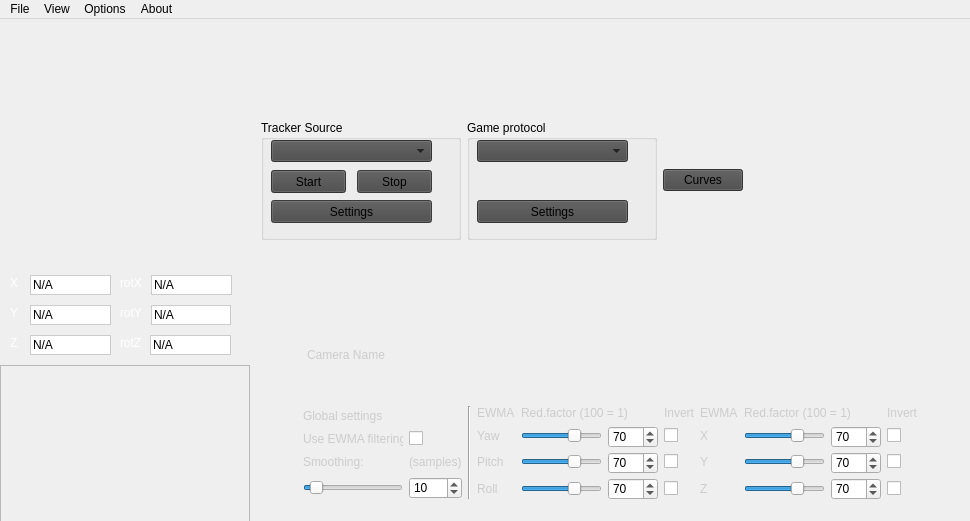
This is FaceTrackNoIR/FaceTrackNoIR.ui in aavendan/facetracknoir as Qt 5 draws it before an edit. The edited form follows.
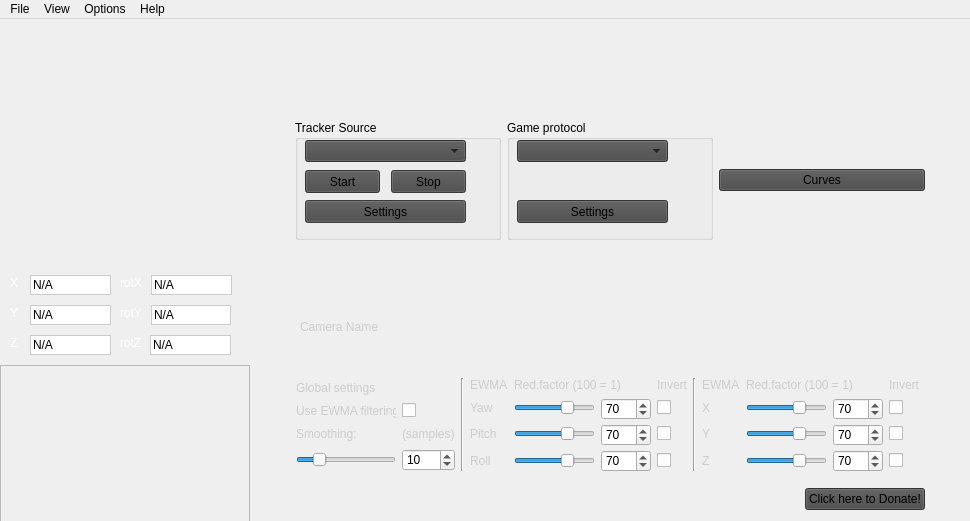
This is the edited form. Icons and pictures are not drawn.

Commit message: Donation buttons and layout improved

What changed in the file:
```diff
--- a/FaceTrackNoIR/FaceTrackNoIR.ui
+++ b/FaceTrackNoIR/FaceTrackNoIR.ui
@@ -789,7 +789,41 @@
         </property>
         <layout class="QVBoxLayout" name="verticalLayout_4">
          <item>
+          <layout class="QGridLayout" name="gridLayout_2">
+           <item row="1" column="2">
+            <spacer name="horizontalSpacer_5">
+             <property name="orientation">
+              <enum>Qt::Horizontal</enum>
+             </property>
+             <property name="sizeHint" stdset="0">
+              <size>
+               <width>40</width>
+               <height>20</height>
+              </size>
+             </property>
+            </spacer>
+           </item>
+           <item row="1" column="0">
+            <spacer name="horizontalSpacer_6">
+             <property name="orientation">
+              <enum>Qt::Horizontal</enum>
+             </property>
+             <property name="sizeHint" stdset="0">
+              <size>
+               <width>40</width>
+               <height>20</height>
+              </size>
+             </property>
+            </spacer>
+           </item>
+           <item row="1" column="1">
           <layout class="QHBoxLayout" name="horizontalLayout_3">
+             <property name="leftMargin">
+              <number>10</number>
+             </property>
+             <property name="rightMargin">
+              <number>10</number>
+             </property>
            <item>
             <widget class="QGroupBox" name="groupTrackerSource">
              <property name="minimumSize">
@@ -965,137 +999,50 @@
              </property>
             </widget>
            </item>
-           <item>
-            <spacer name="horizontalSpacer_3">
-             <property name="orientation">
-              <enum>Qt::Horizontal</enum>
-             </property>
-             <property name="sizeHint" stdset="0">
-              <size>
-               <width>40</width>
-               <height>20</height>
-              </size>
-             </property>
-            </spacer>
-           </item>
-          </layout>
-         </item>
-         <item>
-          <spacer name="verticalSpacer">
-           <property name="orientation">
-            <enum>Qt::Vertical</enum>
-           </property>
-           <property name="sizeHint" stdset="0">
-            <size>
-             <width>20</width>
-             <height>50</height>
-            </size>
-           </property>
-          </spacer>
-         </item>
-         <item>
-          <layout class="QHBoxLayout" name="horizontalLayout_11">
-           <item>
-            <spacer name="horizontalSpacer_9">
-             <property name="orientation">
-              <enum>Qt::Horizontal</enum>
-             </property>
-             <property name="sizeHint" stdset="0">
-              <size>
-               <width>0</width>
-               <height>20</height>
-              </size>
-             </property>
-            </spacer>
-           </item>
-           <item>
-            <widget class="QWidget" name="bubbleSmallWidget_2" native="true">
-             <property name="minimumSize">
-              <size>
-               <width>667</width>
-               <height>67</height>
-              </size>
-             </property>
-             <property name="maximumSize">
-              <size>
-               <width>667</width>
-               <height>67</height>
-              </size>
-             </property>
-             <property name="acceptDrops">
-              <bool>true</bool>
-             </property>
-             <property name="styleSheet">
-              <string notr="true">background:  url(&quot;UIElements/bubble_1_small.png&quot;) no-repeat;
-opacity:100;</string>
-             </property>
-             <layout class="QVBoxLayout" name="verticalLayout_6">
-              <property name="spacing">
-               <number>0</number>
-              </property>
-              <property name="leftMargin">
-               <number>15</number>
-              </property>
-              <property name="topMargin">
-               <number>10</number>
-              </property>
+            </layout>
+           </item>
+           <item row="5" column="1">
+            <layout class="QHBoxLayout" name="horLayoutDonate">
               <property name="rightMargin">
                <number>10</number>
               </property>
-              <property name="bottomMargin">
-               <number>10</number>
-              </property>
               <item>
-               <widget class="QLabel" name="cameraName">
-                <property name="minimumSize">
-                 <size>
-                  <width>0</width>
-                  <height>30</height>
-                 </size>
-                </property>
-                <property name="maximumSize">
+              <spacer name="horizontalSpacer_4">
+               <property name="orientation">
+                <enum>Qt::Horizontal</enum>
+               </property>
+               <property name="sizeHint" stdset="0">
                  <size>
-                  <width>16777215</width>
-                  <height>30</height>
-                 </size>
-                </property>
-                <property name="styleSheet">
-                 <string notr="true">color:#ccc;
-background:none;</string>
-                </property>
+                 <width>40</width>
+                 <height>20</height>
+                </size>
+               </property>
+              </spacer>
+             </item>
+             <item>
+              <widget class="QPushButton" name="btnDonate">
                 <property name="text">
-                 <string>Camera Name</string>
-                </property>
-               </widget>
-              </item>
-             </layout>
-            </widget>
-           </item>
-          </layout>
-         </item>
-         <item>
-          <layout class="QHBoxLayout" name="horizontalLayout_8">
-           <item>
-            <spacer name="horizontalSpacer_17">
-             <property name="orientation">
-              <enum>Qt::Horizontal</enum>
-             </property>
-             <property name="sizeType">
-              <enum>QSizePolicy::Expanding</enum>
-             </property>
-             <property name="sizeHint" stdset="0">
+                <string>Click here to Donate!</string>
+               </property>
+               <property name="icon">
+                <iconset resource="FaceTrackNoIR.qrc">
+                 <normaloff>:/UIElements/Donate.png</normaloff>:/UIElements/Donate.png</iconset>
+               </property>
+               <property name="iconSize">
               <size>
-               <width>15</width>
-               <height>20</height>
-              </size>
-             </property>
-            </spacer>
-           </item>
-           <item>
+                 <width>18</width>
+                 <height>18</height>
+                </size>
+               </property>
+              </widget>
+             </item>
+            </layout>
+           </item>
+           <item row="4" column="1">
             <widget class="QWidget" name="bubbleBigWidget" native="true">
              <property name="minimumSize">
               <size>
-               <width>667</width>
+               <width>620</width>
                <height>115</height>
               </size>
              </property>
@@ -1217,10 +1164,10 @@
                    <number>1</number>
                   </property>
                   <property name="maximum">
-                   <number>120</number>
+                   <number>50</number>
                   </property>
                   <property name="pageStep">
-                   <number>10</number>
+                   <number>5</number>
                   </property>
                   <property name="value">
                    <number>10</number>
@@ -1245,7 +1192,7 @@
                    <string notr="true">background:none;</string>
                   </property>
                   <property name="maximum">
-                   <number>120</number>
+                   <number>50</number>
                   </property>
                   <property name="value">
                    <number>10</number>
@@ -1271,8 +1218,22 @@
                </widget>
               </item>
               <item>
-               <layout class="QGridLayout" name="gridLayout">
-                <item row="1" column="2">
+               <layout class="QGridLayout" name="gridEWMARotations">
+                <item row="0" column="0">
+                 <widget class="QLabel" name="label_2">
+                  <property name="layoutDirection">
+                   <enum>Qt::RightToLeft</enum>
+                  </property>
+                  <property name="styleSheet">
+                   <string notr="true">color:#ccc;
+background:none;</string>
+                  </property>
+                  <property name="text">
+                   <string>EWMA</string>
+                  </property>
+                 </widget>
+                </item>
+                <item row="1" column="0">
                  <widget class="QLabel" name="lblSensYaw">
                   <property name="minimumSize">
                    <size>
@@ -1298,33 +1259,7 @@
                   </property>
                  </widget>
                 </item>
-                <item row="1" column="6">
-                 <widget class="QLabel" name="lblSensX">
-                  <property name="minimumSize">
-                   <size>
-                    <width>25</width>
-                    <height>0</height>
-                   </size>
-                  </property>
-                  <property name="maximumSize">
-                   <size>
-                    <width>150</width>
-                    <height>16777215</height>
-                   </size>
-                  </property>
-                  <property name="layoutDirection">
-                   <enum>Qt::RightToLeft</enum>
-                  </property>
-                  <property name="styleSheet">
-                   <string notr="true">color:#ccc;
-background:none;</string>
-                  </property>
-                  <property name="text">
-                   <string>X</string>
-                  </property>
-                 </widget>
-                </item>
-                <item row="2" column="2">
+                <item row="2" column="0">
                  <widget class="QLabel" name="lblSensPitch">
                   <property name="minimumSize">
                    <size>
@@ -1350,33 +1285,7 @@
                   </property>
                  </widget>
                 </item>
-                <item row="2" column="6">
-                 <widget class="QLabel" name="lblSensY">
-                  <property name="minimumSize">
-                   <size>
-                    <width>25</width>
-                    <height>0</height>
-                   </size>
-                  </property>
-                  <property name="maximumSize">
-                   <size>
-                    <width>150</width>
-                    <height>16777215</height>
-                   </size>
-                  </property>
-                  <property name="layoutDirection">
-                   <enum>Qt::RightToLeft</enum>
-                  </property>
-                  <property name="styleSheet">
-                   <string notr="true">color:#ccc;
-background:none;</string>
-                  </property>
-                  <property name="text">
-                   <string>Y</string>
-                  </property>
-                 </widget>
-                </item>
-                <item row="3" column="2">
+                <item row="3" column="0">
                  <widget class="QLabel" name="lblSensRoll">
                   <property name="minimumSize">
                    <size>
@@ -1402,11 +1311,11 @@
                   </property>
                  </widget>
                 </item>
-                <item row="3" column="6">
-                 <widget class="QLabel" name="lblSensZ">
+                <item row="0" column="1">
+                 <widget class="QLabel" name="lblSensitivity_2">
                   <property name="minimumSize">
                    <size>
-                    <width>25</width>
+                    <width>110</width>
                     <height>0</height>
                    </size>
                   </property>
@@ -1416,19 +1325,157 @@
                     <height>16777215</height>
                    </size>
                   </property>
-                  <property name="layoutDirection">
-                   <enum>Qt::RightToLeft</enum>
-                  </property>
                   <property name="styleSheet">
                    <string notr="true">color:#ccc;
 background:none;</string>
                   </property>
                   <property name="text">
-                   <string>Z</string>
+                   <string>Red.factor (100 = 1)</string>
                   </property>
                  </widget>
                 </item>
-                <item row="1" column="5">
+                <item row="1" column="1">
+                 <widget class="QSlider" name="redYaw">
+                  <property name="minimumSize">
+                   <size>
+                    <width>45</width>
+                    <height>15</height>
+                   </size>
+                  </property>
+                  <property name="maximum">
+                   <number>100</number>
+                  </property>
+                  <property name="pageStep">
+                   <number>10</number>
+                  </property>
+                  <property name="value">
+                   <number>70</number>
+                  </property>
+                  <property name="orientation">
+                   <enum>Qt::Horizontal</enum>
+                  </property>
+                  <property name="tickPosition">
+                   <enum>QSlider::NoTicks</enum>
+                  </property>
+                 </widget>
+                </item>
+                <item row="2" column="1">
+                 <widget class="QSlider" name="redPitch">
+                  <property name="minimumSize">
+                   <size>
+                    <width>45</width>
+                    <height>15</height>
+                   </size>
+                  </property>
+                  <property name="maximum">
+                   <number>100</number>
+                  </property>
+                  <property name="pageStep">
+                   <number>10</number>
+                  </property>
+                  <property name="value">
+                   <number>70</number>
+                  </property>
+                  <property name="orientation">
+                   <enum>Qt::Horizontal</enum>
+                  </property>
+                  <property name="tickPosition">
+                   <enum>QSlider::NoTicks</enum>
+                  </property>
+                 </widget>
+                </item>
+                <item row="3" column="1">
+                 <widget class="QSlider" name="redRoll">
+                  <property name="minimumSize">
+                   <size>
+                    <width>45</width>
+                    <height>15</height>
+                   </size>
+                  </property>
+                  <property name="maximum">
+                   <number>100</number>
+                  </property>
+                  <property name="pageStep">
+                   <number>10</number>
+                  </property>
+                  <property name="value">
+                   <number>70</number>
+                  </property>
+                  <property name="orientation">
+                   <enum>Qt::Horizontal</enum>
+                  </property>
+                  <property name="tickPosition">
+                   <enum>QSlider::NoTicks</enum>
+                  </property>
+                 </widget>
+                </item>
+                <item row="1" column="2">
+                 <widget class="QSpinBox" name="spinRedYaw">
+                  <property name="minimumSize">
+                   <size>
+                    <width>50</width>
+                    <height>22</height>
+                   </size>
+                  </property>
+                  <property name="styleSheet">
+                   <string notr="true">background:none;</string>
+                  </property>
+                  <property name="maximum">
+                   <number>100</number>
+                  </property>
+                  <property name="singleStep">
+                   <number>5</number>
+                  </property>
+                  <property name="value">
+                   <number>70</number>
+                  </property>
+                 </widget>
+                </item>
+                <item row="2" column="2">
+                 <widget class="QSpinBox" name="spinRedPitch">
+                  <property name="minimumSize">
+                   <size>
+                    <width>50</width>
+                    <height>22</height>
+                   </size>
+                  </property>
+                  <property name="styleSheet">
+                   <string notr="true">background:none;</string>
+                  </property>
+                  <property name="maximum">
+                   <number>100</number>
+                  </property>
+                  <property name="singleStep">
+                   <number>5</number>
+                  </property>
+                  <property name="value">
+                   <number>70</number>
+                  </property>
+                 </widget>
+                </item>
+                <item row="3" column="2">
+                 <widget class="QSpinBox" name="spinRedRoll">
+                  <property name="minimumSize">
+                   <size>
+                    <width>50</width>
+                    <height>22</height>
+                   </size>
+                  </property>
+                  <property name="styleSheet">
+                   <string notr="true">background:none;</string>
+                  </property>
+                  <property name="maximum">
+                   <number>100</number>
+                  </property>
+                  <property name="singleStep">
+                   <number>5</number>
+                  </property>
+                  <property name="value">
+                   <number>70</number>
+                  </property>
+                 </widget>
+                </item>
+                <item row="1" column="3">
                  <widget class="QCheckBox" name="chkInvertYaw">
                   <property name="styleSheet">
                    <string notr="true">background:none;</string>
@@ -1438,30 +1485,7 @@
                   </property>
                  </widget>
                 </item>
-                <item row="0" column="5">
-                 <widget class="QLabel" name="lblInvert1">
-                  <property name="minimumSize">
-                   <size>
-                    <width>0</width>
-                    <height>0</height>
-                   </size>
-                  </property>
-                  <property name="maximumSize">
-                   <size>
-                    <width>30</width>
-                    <height>16777215</height>
-                   </size>
-                  </property>
-                  <property name="styleSheet">
-                   <string notr="true">color:#ccc;
-background:none;</string>
-                  </property>
-                  <property name="text">
-                   <string>Invert</string>
-                  </property>
-                 </widget>
-                </item>
-                <item row="2" column="5">
+                <item row="2" column="3">
                  <widget class="QCheckBox" name="chkInvertPitch">
                   <property name="styleSheet">
                    <string notr="true">background:none;</string>
@@ -1471,7 +1495,7 @@
                   </property>
                  </widget>
                 </item>
-                <item row="3" column="5">
+                <item row="3" column="3">
                  <widget class="QCheckBox" name="chkInvertRoll">
                   <property name="styleSheet">
                    <string notr="true">background:none;</string>
@@ -1481,7 +1505,119 @@
                   </property>
                  </widget>
                 </item>
-                <item row="1" column="9">
+                <item row="0" column="3">
+                 <widget class="QLabel" name="lblInvert1">
+                  <property name="minimumSize">
+                   <size>
+                    <width>0</width>
+                    <height>0</height>
+                   </size>
+                  </property>
+                  <property name="maximumSize">
+                   <size>
+                    <width>30</width>
+                    <height>16777215</height>
+                   </size>
+                  </property>
+                  <property name="styleSheet">
+                   <string notr="true">color:#ccc;
+background:none;</string>
+                  </property>
+                  <property name="text">
+                   <string>Invert</string>
+                  </property>
+                 </widget>
+                </item>
+               </layout>
+              </item>
+              <item>
+               <widget class="Line" name="line_2">
+                <property name="orientation">
+                 <enum>Qt::Vertical</enum>
+                </property>
+               </widget>
+              </item>
+              <item>
+               <layout class="QGridLayout" name="gridEWMATranslations">
+                <item row="1" column="0">
+                 <widget class="QLabel" name="lblSensX">
+                  <property name="minimumSize">
+                   <size>
+                    <width>25</width>
+                    <height>0</height>
+                   </size>
+                  </property>
+                  <property name="maximumSize">
+                   <size>
+                    <width>150</width>
+                    <height>16777215</height>
+                   </size>
+                  </property>
+                  <property name="layoutDirection">
+                   <enum>Qt::RightToLeft</enum>
+                  </property>
+                  <property name="styleSheet">
+                   <string notr="true">color:#ccc;
+background:none;</string>
+                  </property>
+                  <property name="text">
+                   <string>X</string>
+                  </property>
+                 </widget>
+                </item>
+                <item row="2" column="0">
+                 <widget class="QLabel" name="lblSensY">
+                  <property name="minimumSize">
+                   <size>
+                    <width>25</width>
+                    <height>0</height>
+                   </size>
+                  </property>
+                  <property name="maximumSize">
+                   <size>
+                    <width>150</width>
+                    <height>16777215</height>
+                   </size>
+                  </property>
+                  <property name="layoutDirection">
+                   <enum>Qt::RightToLeft</enum>
+                  </property>
+                  <property name="styleSheet">
+                   <string notr="true">color:#ccc;
+background:none;</string>
+                  </property>
+                  <property name="text">
+                   <string>Y</string>
+                  </property>
+                 </widget>
+                </item>
+                <item row="3" column="0">
+                 <widget class="QLabel" name="lblSensZ">
+                  <property name="minimumSize">
+                   <size>
+                    <width>25</width>
+                    <height>0</height>
+                   </size>
+                  </property>
+                  <property name="maximumSize">
+                   <size>
+                    <width>150</width>
+                    <height>16777215</height>
+                   </size>
+                  </property>
+                  <property name="layoutDirection">
+                   <enum>Qt::RightToLeft</enum>
+                  </property>
+                  <property name="styleSheet">
+                   <string notr="true">color:#ccc;
+background:none;</string>
+                  </property>
+                  <property name="text">
+                   <string>Z</string>
+                  </property>
+                 </widget>
+                </item>
+                <item row="1" column="3">
                  <widget class="QCheckBox" name="chkInvertX">
                   <property name="styleSheet">
                    <string notr="true">background:none;</string>
@@ -1491,7 +1627,7 @@
                   </property>
                  </widget>
                 </item>
-                <item row="0" column="9">
+                <item row="0" column="3">
                  <widget class="QLabel" name="lblInvert1_2">
                   <property name="minimumSize">
                    <size>
@@ -1514,7 +1650,7 @@
                   </property>
                  </widget>
                 </item>
-                <item row="2" column="9">
+                <item row="2" column="3">
                  <widget class="QCheckBox" name="chkInvertY">
                   <property name="styleSheet">
                    <string notr="true">background:none;</string>
@@ -1524,7 +1660,7 @@
                   </property>
                  </widget>
                 </item>
-                <item row="3" column="9">
+                <item row="3" column="3">
                  <widget class="QCheckBox" name="chkInvertZ">
                   <property name="styleSheet">
                    <string notr="true">background:none;</string>
@@ -1534,171 +1670,7 @@
                   </property>
                  </widget>
                 </item>
-                <item row="1" column="3">
-                 <widget class="QSlider" name="redYaw">
-                  <property name="minimumSize">
-                   <size>
-                    <width>45</width>
-                    <height>15</height>
-                   </size>
-                  </property>
-                  <property name="maximum">
-                   <number>100</number>
-                  </property>
-                  <property name="pageStep">
-                   <number>10</number>
-                  </property>
-                  <property name="value">
-                   <number>70</number>
-                  </property>
-                  <property name="orientation">
-                   <enum>Qt::Horizontal</enum>
-                  </property>
-                  <property name="tickPosition">
-                   <enum>QSlider::NoTicks</enum>
-                  </property>
-                 </widget>
-                </item>
-                <item row="2" column="3">
-                 <widget class="QSlider" name="redPitch">
-                  <property name="minimumSize">
-                   <size>
-                    <width>45</width>
-                    <height>15</height>
-                   </size>
-                  </property>
-                  <property name="maximum">
-                   <number>100</number>
-                  </property>
-                  <property name="pageStep">
-                   <number>10</number>
-                  </property>
-                  <property name="value">
-                   <number>70</number>
-                  </property>
-                  <property name="orientation">
-                   <enum>Qt::Horizontal</enum>
-                  </property>
-                  <property name="tickPosition">
-                   <enum>QSlider::NoTicks</enum>
-                  </property>
-                 </widget>
-                </item>
-                <item row="3" column="3">
-                 <widget class="QSlider" name="redRoll">
-                  <property name="minimumSize">
-                   <size>
-                    <width>45</width>
-                    <height>15</height>
-                   </size>
-                  </property>
-                  <property name="maximum">
-                   <number>100</number>
-                  </property>
-                  <property name="pageStep">
-                   <number>10</number>
-                  </property>
-                  <property name="value">
-                   <number>70</number>
-                  </property>
-                  <property name="orientation">
-                   <enum>Qt::Horizontal</enum>
-                  </property>
-                  <property name="tickPosition">
-                   <enum>QSlider::NoTicks</enum>
-                  </property>
-                 </widget>
-                </item>
-                <item row="1" column="4">
-                 <widget class="QSpinBox" name="spinRedYaw">
-                  <property name="minimumSize">
-                   <size>
-                    <width>50</width>
-                    <height>22</height>
-                   </size>
-                  </property>
-                  <property name="styleSheet">
-                   <string notr="true">background:none;</string>
-                  </property>
-                  <property name="maximum">
-                   <number>100</number>
-                  </property>
-                  <property name="singleStep">
-                   <number>5</number>
-                  </property>
-                  <property name="value">
-                   <number>70</number>
-                  </property>
-                 </widget>
-                </item>
-                <item row="2" column="4">
-                 <widget class="QSpinBox" name="spinRedPitch">
-                  <property name="minimumSize">
-                   <size>
-                    <width>50</width>
-                    <height>22</height>
-                   </size>
-                  </property>
-                  <property name="styleSheet">
-                   <string notr="true">background:none;</string>
-                  </property>
-                  <property name="maximum">
-                   <number>100</number>
-                  </property>
-                  <property name="singleStep">
-                   <number>5</number>
-                  </property>
-                  <property name="value">
-                   <number>70</number>
-                  </property>
-                 </widget>
-                </item>
-                <item row="3" column="4">
-                 <widget class="QSpinBox" name="spinRedRoll">
-                  <property name="minimumSize">
-                   <size>
-                    <width>50</width>
-                    <height>22</height>
-                   </size>
-                  </property>
-                  <property name="styleSheet">
-                   <string notr="true">background:none;</string>
-                  </property>
-                  <property name="maximum">
-                   <number>100</number>
-                  </property>
-                  <property name="singleStep">
-                   <number>5</number>
-                  </property>
-                  <property name="value">
-                   <number>70</number>
-                  </property>
-                 </widget>
-                </item>
-                <item row="0" column="3">
-                 <widget class="QLabel" name="lblSensitivity_2">
-                  <property name="minimumSize">
-                   <size>
-                    <width>110</width>
-                    <height>0</height>
-                   </size>
-                  </property>
-                  <property name="maximumSize">
-                   <size>
-                    <width>150</width>
-                    <height>16777215</height>
-                   </size>
-                  </property>
-                  <property name="styleSheet">
-                   <string notr="true">color:#ccc;
-background:none;</string>
-                  </property>
-                  <property name="text">
-                   <string>Red.factor (100 = 1)</string>
-                  </property>
-                 </widget>
-                </item>
-                <item row="1" column="7">
+                <item row="1" column="1">
                  <widget class="QSlider" name="redX">
                   <property name="minimumSize">
                    <size>
@@ -1723,7 +1695,7 @@
                   </property>
                  </widget>
                 </item>
-                <item row="2" column="7">
+                <item row="2" column="1">
                  <widget class="QSlider" name="redY">
                   <property name="minimumSize">
                    <size>
@@ -1748,7 +1720,7 @@
                   </property>
                  </widget>
                 </item>
-                <item row="3" column="7">
+                <item row="3" column="1">
                  <widget class="QSlider" name="redZ">
                   <property name="minimumSize">
                    <size>
@@ -1773,7 +1745,7 @@
                   </property>
                  </widget>
                 </item>
-                <item row="1" column="8">
+                <item row="1" column="2">
                  <widget class="QSpinBox" name="spinRedX">
                   <property name="minimumSize">
                    <size>
@@ -1795,7 +1767,7 @@
                   </property>
                  </widget>
                 </item>
-                <item row="2" column="8">
+                <item row="2" column="2">
                  <widget class="QSpinBox" name="spinRedY">
                   <property name="minimumSize">
                    <size>
@@ -1817,7 +1789,7 @@
                   </property>
                  </widget>
                 </item>
-                <item row="3" column="8">
+                <item row="3" column="2">
                  <widget class="QSpinBox" name="spinRedZ">
                   <property name="minimumSize">
                    <size>
@@ -1839,7 +1811,7 @@
                   </property>
                  </widget>
                 </item>
-                <item row="0" column="7">
+                <item row="0" column="1">
                  <widget class="QLabel" name="lblSensitivity_3">
                   <property name="minimumSize">
                    <size>
@@ -1862,21 +1834,7 @@
                   </property>
                  </widget>
                 </item>
-                <item row="0" column="2">
-                 <widget class="QLabel" name="label_2">
-                  <property name="layoutDirection">
-                   <enum>Qt::RightToLeft</enum>
-                  </property>
-                  <property name="styleSheet">
-                   <string notr="true">color:#ccc;
-background:none;</string>
-                  </property>
-                  <property name="text">
-                   <string>EWMA</string>
-                  </property>
-                 </widget>
-                </item>
-                <item row="0" column="6">
+                <item row="0" column="0">
                  <widget class="QLabel" name="label_3">
                   <property name="layoutDirection">
                    <enum>Qt::RightToLeft</enum>
@@ -1893,7 +1851,7 @@
                </layout>
               </item>
               <item>
-               <spacer name="horizontalSpacer_13">
+               <spacer name="horizontalSpacer_3">
                 <property name="orientation">
                  <enum>Qt::Horizontal</enum>
                 </property>
@@ -1902,7 +1860,7 @@
                 </property>
                 <property name="sizeHint" stdset="0">
                  <size>
-                  <width>30</width>
+                  <width>5</width>
                   <height>20</height>
                  </size>
                 </property>
@@ -1911,6 +1869,82 @@
              </layout>
             </widget>
            </item>
+           <item row="3" column="1">
+            <widget class="QWidget" name="bubbleSmallWidget_2" native="true">
+             <property name="minimumSize">
+              <size>
+               <width>620</width>
+               <height>67</height>
+              </size>
+             </property>
+             <property name="maximumSize">
+              <size>
+               <width>667</width>
+               <height>67</height>
+              </size>
+             </property>
+             <property name="acceptDrops">
+              <bool>true</bool>
+             </property>
+             <property name="styleSheet">
+              <string notr="true">background:  url(&quot;UIElements/bubble_1_small.png&quot;) no-repeat;
+opacity:100;</string>
+             </property>
+             <layout class="QVBoxLayout" name="verticalLayout_6">
+              <property name="spacing">
+               <number>0</number>
+              </property>
+              <property name="leftMargin">
+               <number>15</number>
+              </property>
+              <property name="topMargin">
+               <number>10</number>
+              </property>
+              <property name="rightMargin">
+               <number>10</number>
+              </property>
+              <property name="bottomMargin">
+               <number>10</number>
+              </property>
+              <item>
+               <widget class="QLabel" name="cameraName">
+                <property name="minimumSize">
+                 <size>
+                  <width>0</width>
+                  <height>30</height>
+                 </size>
+                </property>
+                <property name="maximumSize">
+                 <size>
+                  <width>600</width>
+                  <height>30</height>
+                 </size>
+                </property>
+                <property name="styleSheet">
+                 <string notr="true">color:#ccc;
+background:none;</string>
+                </property>
+                <property name="text">
+                 <string>Camera Name</string>
+                </property>
+               </widget>
+              </item>
+             </layout>
+            </widget>
+           </item>
+           <item row="2" column="1">
+            <spacer name="verticalSpacer">
+             <property name="orientation">
+              <enum>Qt::Vertical</enum>
+             </property>
+             <property name="sizeHint" stdset="0">
+              <size>
+               <width>20</width>
+               <height>40</height>
+              </size>
+             </property>
+            </spacer>
+           </item>
           </layout>
          </item>
         </layout>
@@ -1942,15 +1976,6 @@
     <addaction name="separator"/>
     <addaction name="actionExit"/>
    </widget>
-   <widget class="QMenu" name="menuAbout">
-    <property name="autoFillBackground">
-     <bool>true</bool>
-    </property>
-    <property name="title">
-     <string>About</string>
-    </property>
-    <addaction name="actionAbout"/>
-   </widget>
    <widget class="QMenu" name="menuView">
     <property name="title">
      <string>View</string>
@@ -1967,10 +1992,19 @@
     <addaction name="separator"/>
     <addaction name="actionCurve_Configuration"/>
    </widget>
+   <widget class="QMenu" name="menuHelp">
+    <property name="title">
+     <string>Help</string>
+    </property>
+    <addaction name="actionSupport"/>
+    <addaction name="actionYour_Support"/>
+    <addaction name="separator"/>
+    <addaction name="actionAbout"/>
+   </widget>
    <addaction name="menuFile"/>
    <addaction name="menuView"/>
    <addaction name="menuOptions"/>
-   <addaction name="menuAbout"/>
+   <addaction name="menuHelp"/>
   </widget>
   <action name="actionOpen">
    <property name="text">
```
Left out of the diff: 10 changed lines with no effect on the pictures. Lines whose indentation alone changed are shown as unchanged. The commit also changes 12 other files.
